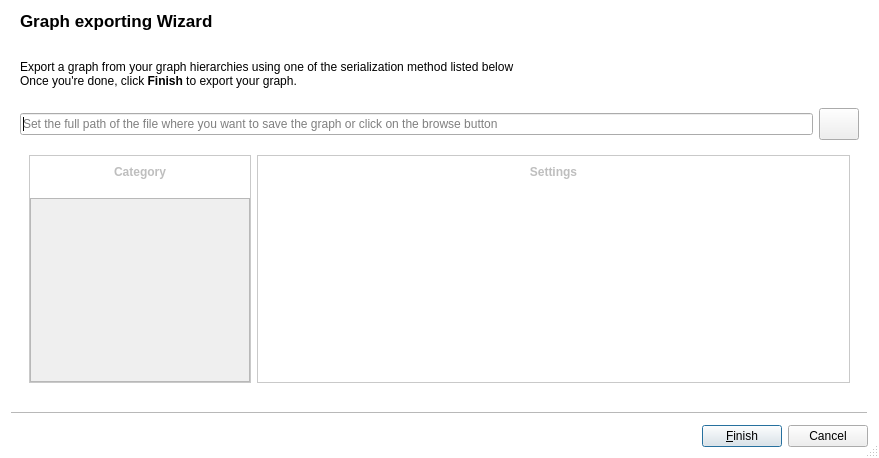
The window that plugins/perspective/GraphPerspective/designer/ExportWizard.ui (vadivelselvaraj/TulipGLImprovement) describes before a commit, drawn with Qt 5.
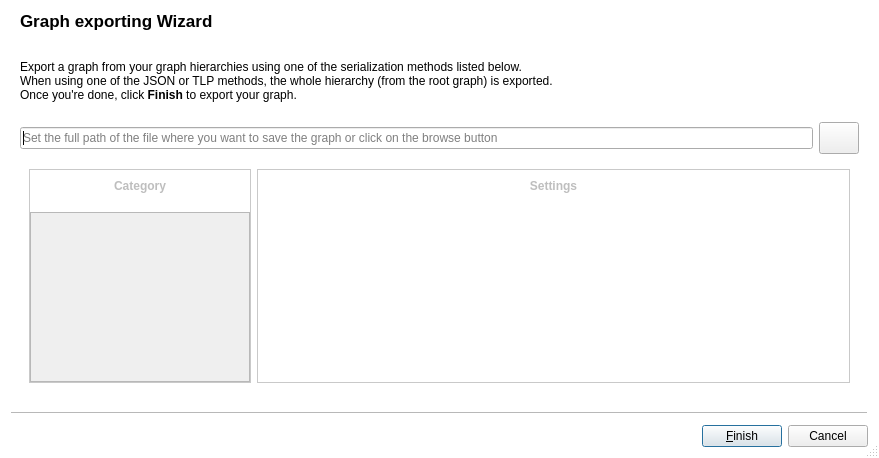
The same window after the commit. Icons and pictures are not drawn. Custom widgets are drawn as their Qt base class.

Commit message: add a some words to indicate that the JSON and TLP methods force the export of the whole graph hierarchy

What changed in the file:
```diff
--- a/plugins/perspective/GraphPerspective/designer/ExportWizard.ui
+++ b/plugins/perspective/GraphPerspective/designer/ExportWizard.ui
@@ -68,7 +68,7 @@
     <item>
      <widget class="QLabel" name="label">
       <property name="text">
-       <string>&lt;br /&gt;Export a graph from your graph hierarchies using one of the serialization method listed below&lt;br/&gt;Once you're done, click &lt;b&gt;Finish&lt;/b&gt; to export your graph.&lt;br/&gt; </string>
+       <string>&lt;html&gt;&lt;head/&gt;&lt;body&gt;&lt;p&gt;&lt;br/&gt;Export a graph from your graph hierarchies using one of the serialization methods listed below. &lt;br/&gt;When using one of the JSON or TLP methods, the whole hierarchy (from the root graph) is exported.&lt;br/&gt;Once you're done, click &lt;span style=&quot; font-weight:600;&quot;&gt;Finish&lt;/span&gt; to export your graph.&lt;br/&gt;&lt;/p&gt;&lt;/body&gt;&lt;/html&gt;</string>
       </property>
       <property name="wordWrap">
        <bool>true</bool>
```
